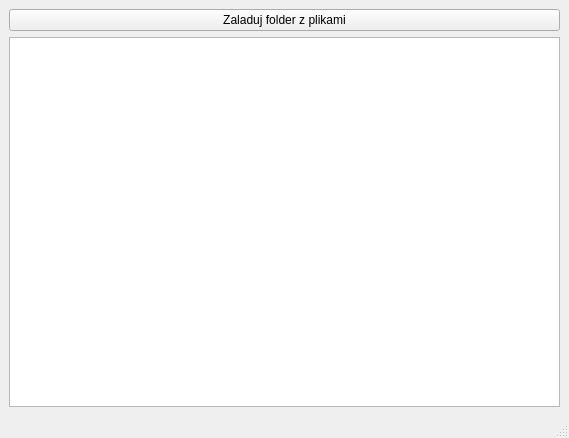
Qt form 13/6/2/playlistwindow.ui (jurikimurik/QT__introduction_exercises) before a commit.
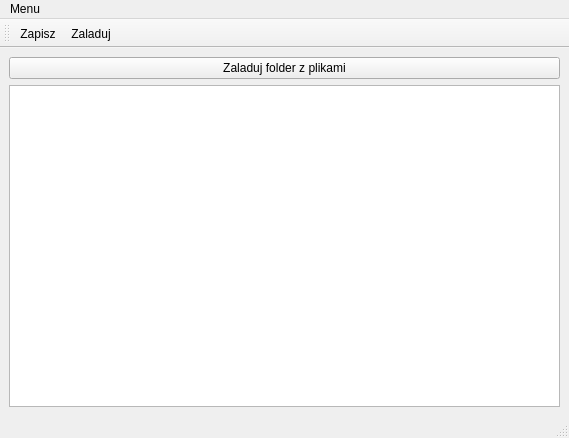
The same form after that commit.

What changed in the file:
```diff
--- a/13/6/2/playlistwindow.ui
+++ b/13/6/2/playlistwindow.ui
@@ -36,8 +36,39 @@
      <height>22</height>
     </rect>
    </property>
+   <widget class="QMenu" name="menuZapisz">
+    <property name="title">
+     <string>Menu</string>
+    </property>
+    <addaction name="actionZapisz"/>
+    <addaction name="actionZaladuj"/>
+   </widget>
+   <addaction name="menuZapisz"/>
   </widget>
   <widget class="QStatusBar" name="statusbar"/>
+  <widget class="QToolBar" name="toolBar">
+   <property name="windowTitle">
+    <string>toolBar</string>
+   </property>
+   <attribute name="toolBarArea">
+    <enum>TopToolBarArea</enum>
+   </attribute>
+   <attribute name="toolBarBreak">
+    <bool>false</bool>
+   </attribute>
+   <addaction name="actionZapisz"/>
+   <addaction name="actionZaladuj"/>
+  </widget>
+  <action name="actionZapisz">
+   <property name="text">
+    <string>Zapisz</string>
+   </property>
+  </action>
+  <action name="actionZaladuj">
+   <property name="text">
+    <string>Zaladuj</string>
+   </property>
+  </action>
  </widget>
  <resources/>
  <connections/>
```
Left out of the diff: 39 changed lines with no effect on the pictures.
